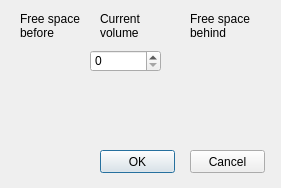
Above: resizepartitionwindow.ui from YuraStr/Partition-Editor before the change. Below: the same form after it.
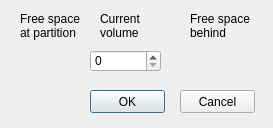
That is the form after the change.

Commit message: Work with MBR-partitions

The edit to the form file:
```diff
--- a/resizepartitionwindow.ui
+++ b/resizepartitionwindow.ui
@@ -6,8 +6,8 @@
    <rect>
     <x>0</x>
     <y>0</y>
-    <width>281</width>
-    <height>188</height>
+    <width>273</width>
+    <height>128</height>
    </rect>
   </property>
   <property name="windowTitle">
@@ -24,14 +24,14 @@
    </property>
    <property name="text">
     <string>Free space
-before</string>
+at partition</string>
    </property>
   </widget>
   <widget class="QPushButton" name="pushButton">
    <property name="geometry">
     <rect>
-     <x>100</x>
-     <y>150</y>
+     <x>90</x>
+     <y>90</y>
      <width>75</width>
      <height>23</height>
     </rect>
@@ -43,8 +43,8 @@
   <widget class="QPushButton" name="pushButton_2">
    <property name="geometry">
     <rect>
-     <x>190</x>
-     <y>150</y>
+     <x>180</x>
+     <y>90</y>
      <width>75</width>
      <height>23</height>
     </rect>
```
Left out of the diff: 26 changed lines with no effect on the pictures. The commit also changes 14 other files.
